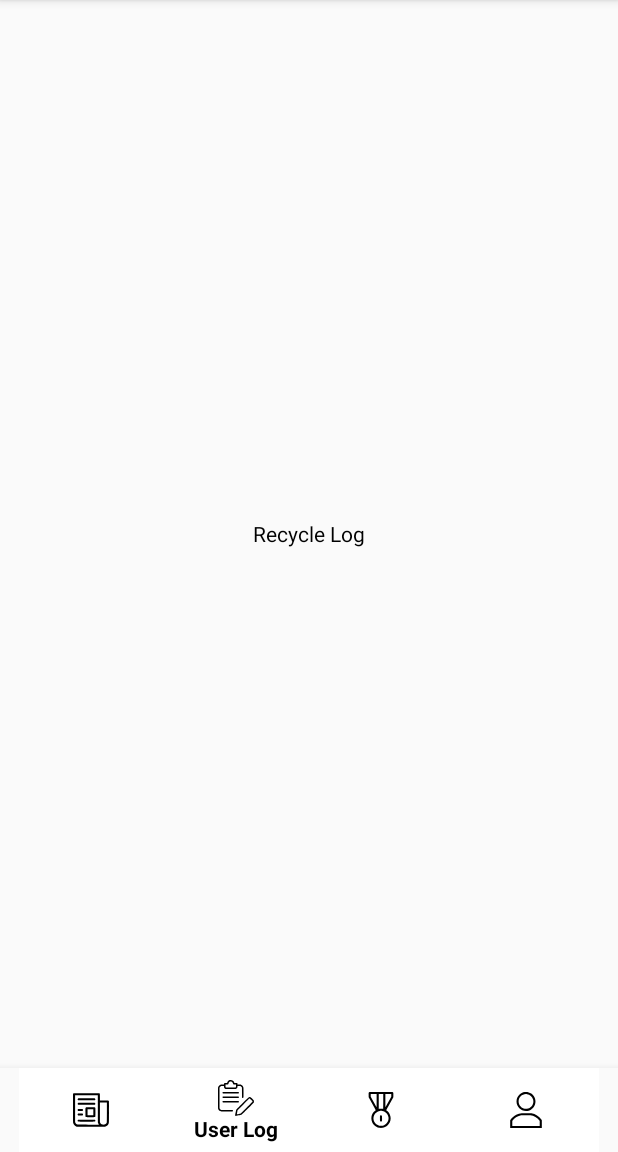
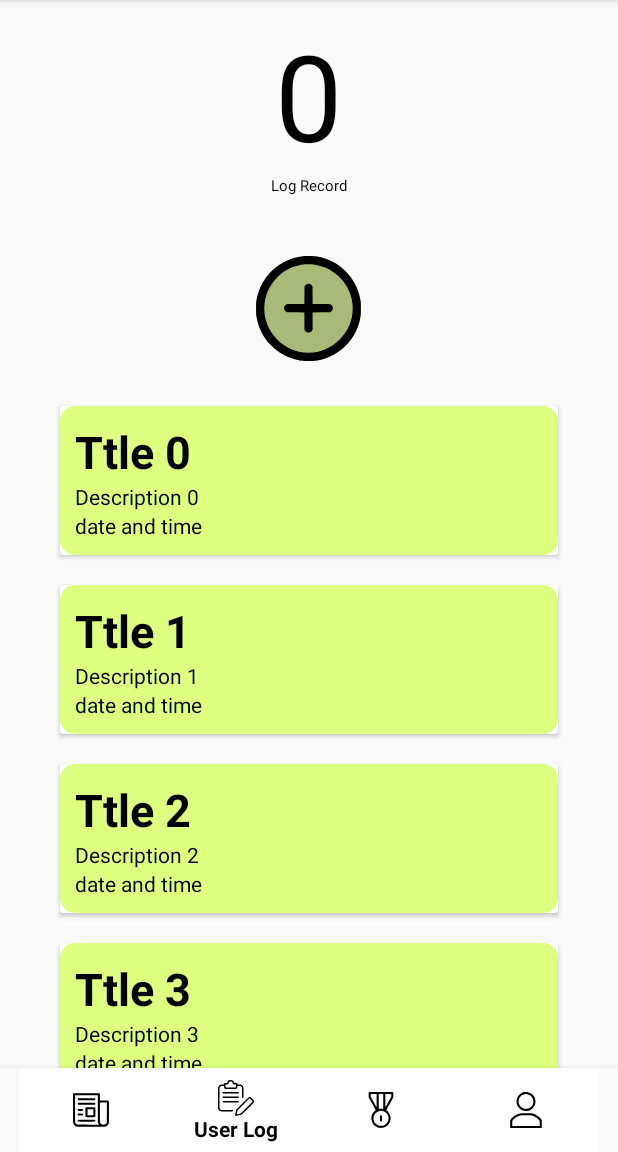
Before and after one commit to mmengw/GTRRApp, an Android app: the screen it shows after launch once a user with an empty profile is signed in (HomeActivity), item 2 of the bottom bar chosen, on a phone screen of 412 x 824 dp, the part 84-1236 px from its top. Run offline under Robolectric (Android 15) with nearby library versions, the light colour scheme and no system bars; our stand-ins replace Firebase (no records; nobody signed in at launch, a user with empty details on screens opened directly), Picasso.

Commit message:
recycle log activity
-completed recycle log
-added button for update new recycle log

```diff
--- a/app/src/main/java/com/example/gtrrapp/AdminHomeAdapter.kt
+++ b/app/src/main/java/com/example/gtrrapp/AdminHomeAdapter.kt
@@ -6,12 +6,12 @@ import android.view.ViewGroup
 import android.widget.ImageView
 import android.widget.TextView
 import androidx.recyclerview.widget.RecyclerView
-import kotlinx.android.synthetic.main.activity_admin_delete_news_cardview.view.*
+import kotlinx.android.synthetic.main.admin_delete_news_cardview.view.*
 
 class AdminHomeAdapter (private val adminFeedList: List<adminItem>) : RecyclerView.Adapter<AdminHomeAdapter.adminHomeViewHolder>(){
 
     override fun onCreateViewHolder(parent: ViewGroup, viewType: Int): adminHomeViewHolder {
-        val itemView = LayoutInflater.from(parent.context).inflate(R.layout.activity_admin_delete_news_cardview, parent, false)
+        val itemView = LayoutInflater.from(parent.context).inflate(R.layout.admin_delete_news_cardview, parent, false)
 
         return adminHomeViewHolder(itemView)
     }
--- /dev/null
+++ b/app/src/main/java/com/example/gtrrapp/RecycleLogAdapter.kt
@@ -0,0 +1,35 @@
+package com.example.gtrrapp
+
+import android.view.LayoutInflater
+import android.view.View
+import android.view.ViewGroup
+import android.widget.TextView
+import androidx.recyclerview.widget.RecyclerView
+import kotlinx.android.synthetic.main.log_cardview.view.*
+
+class RecycleLogAdapter (private val recycleLogList:List<recycleLogItem>): RecyclerView.Adapter<RecycleLogAdapter.RecycleLogViewwHolder>(){
+
+    override fun onCreateViewHolder(parent: ViewGroup, viewType: Int): RecycleLogViewwHolder {
+        val itemView = LayoutInflater.from(parent.context).inflate(R.layout.log_cardview, parent, false)
+
+        return RecycleLogViewwHolder(itemView)
+    }
+
+    override fun onBindViewHolder(holder: RecycleLogViewwHolder, position: Int) {
+        val currentItem = recycleLogList[position]
+
+        holder.textView1.text= currentItem.title
+        holder.textView2.text = currentItem.des
+        holder.textView3.text = currentItem.date
+    }
+
+    override fun getItemCount() = recycleLogList.size
+
+    class RecycleLogViewwHolder(itemView: View) : RecyclerView.ViewHolder(itemView){
+
+        val textView1 : TextView = itemView.recycle_log_title
+        val textView2: TextView = itemView.recycle_log_description
+        val textView3: TextView = itemView.post_timedate
+    }
+
+}
--- a/app/src/main/java/com/example/gtrrapp/fragments/LogFragment.kt
+++ b/app/src/main/java/com/example/gtrrapp/fragments/LogFragment.kt
@@ -1,11 +1,17 @@
 package com.example.gtrrapp.fragments
 
+import android.content.Intent
 import android.os.Bundle
 import androidx.fragment.app.Fragment
 import android.view.LayoutInflater
 import android.view.View
 import android.view.ViewGroup
-import com.example.gtrrapp.R
+import androidx.recyclerview.widget.LinearLayoutManager
+import com.example.gtrr2.newsItem
+import com.example.gtrrapp.*
+import kotlinx.android.synthetic.main.fragment_log.*
+import kotlinx.android.synthetic.main.fragment_news_feed.*
+import kotlinx.android.synthetic.main.fragment_news_feed.recycler_view
 
 
 // the fragment initialization parameters, e.g. ARG_ITEM_NUMBER
@@ -17,12 +23,23 @@ class LogFragment : Fragment() {
     private var param1: String? = null
     private var param2: String? = null
 
-    override fun onCreate(savedInstanceState: Bundle?) {
-        super.onCreate(savedInstanceState)
+    override fun onViewCreated(view: View, savedInstanceState: Bundle?) {
+        super.onViewCreated(view, savedInstanceState)
         arguments?.let {
             param1 = it.getString(ARG_PARAM1)
             param2 = it.getString(ARG_PARAM2)
         }
+
+        add_new_Logbtn.setOnClickListener{
+            val intent = Intent (getActivity(), AddNewRecycleLogActivity::class.java)
+            getActivity()?.startActivity(intent)
+        }
+
+        val recycleLogList = generateDummyList(100)
+
+        recycler_view.adapter = RecycleLogAdapter(recycleLogList)
+        recycler_view.layoutManager= LinearLayoutManager(this.context)
+        recycler_view.setHasFixedSize(true)
     }
 
     override fun onCreateView(
@@ -31,6 +48,16 @@ class LogFragment : Fragment() {
     ): View? {
         // Inflate the layout for this fragment
         return inflater.inflate(R.layout.fragment_log, container, false)
+    }
+
+    private fun generateDummyList(size :Int): List<recycleLogItem>{
+        val list = ArrayList<recycleLogItem>()
+
+        for (i in 0 until size) {
+            val item = recycleLogItem("Ttle $i", "Description $i","date and time")
+            list += item
+        }
+        return list
     }
 
     companion object {
--- /dev/null
+++ b/app/src/main/java/com/example/gtrrapp/recycleLogItem.kt
@@ -0,0 +1,3 @@
+package com.example.gtrrapp
+
+data class recycleLogItem (val title:String, val des:String, val date:String)
--- /dev/null
+++ b/app/src/main/res/drawable/plus.xml
@@ -0,0 +1,14 @@
+<vector xmlns:android="http://schemas.android.com/apk/res/android"
+    android:width="70dp"
+    android:height="70dp"
+    android:viewportWidth="512"
+    android:viewportHeight="512">
+  <path
+      android:pathData="M230.5,0.7c-67.1,7.2 -127.9,39.3 -170.7,90.3 -30.1,35.8 -48.8,76.4 -57.1,124 -1.9,10.9 -2.1,16.2 -2.1,41 0,24.8 0.2,30.1 2.1,41 9.4,54 32,98.7 69.3,137.4 38.3,39.8 86.6,65 143,74.9 10.9,1.9 16.2,2.1 41,2.1 31.3,-0 40.7,-1 65.3,-7.3 88.1,-22.8 160,-94.7 182.8,-182.8 6.3,-24.6 7.3,-34 7.3,-65.3 0,-24.8 -0.2,-30.1 -2.1,-41 -9.9,-56.4 -35.2,-104.7 -74.9,-143 -38.6,-37.2 -83.7,-60 -136.8,-69.1 -9.7,-1.7 -17.2,-2.2 -37.6,-2.4 -14,-0.2 -27.3,-0.1 -29.5,0.2zM287,42.5c48.6,7.8 86.9,27.3 121,61.5 29.8,29.7 49.4,64.8 58.4,104 7,30.9 7,65.1 0,96 -12.1,53.2 -45.3,100.6 -93.1,132.8 -18.4,12.4 -46.3,24.3 -69.3,29.6 -30.9,7 -65.1,7 -96,-0 -53.2,-12.1 -100.6,-45.3 -132.8,-93.1 -12.4,-18.4 -24.3,-46.3 -29.6,-69.3 -7,-30.9 -7,-65.1 0,-96 9,-39.2 28.6,-74.3 58.4,-104 37.7,-37.8 80.8,-57.8 136.5,-63.4 7.9,-0.8 37.2,0.4 46.5,1.9z"
+      android:fillColor="#000000"
+      android:strokeColor="#00000000"/>
+  <path
+      android:pathData="M247,137.2c-2.4,1.3 -5.8,4 -7.4,6.1l-3.1,3.9 -0.3,43.4 -0.3,43.4 -41.7,-0c-41.4,-0 -41.8,-0 -46.2,2.2 -2.4,1.3 -5.7,4 -7.4,6.1 -2.6,3.2 -3.1,4.9 -3.4,10.5 -0.5,8.8 2.3,14.4 9.3,18.7l4.8,3 42.4,0.3 42.3,0.3 0,41.8 0,41.8 2.3,4.4c7.3,13.7 28.1,13.7 35.4,-0l2.3,-4.4 0,-41.8 0,-41.8 42.3,-0.3 42.4,-0.3 4.8,-3c7,-4.3 9.8,-9.9 9.3,-18.7 -0.3,-5.6 -0.8,-7.3 -3.4,-10.5 -1.7,-2.1 -5,-4.8 -7.4,-6.1 -4.4,-2.2 -4.8,-2.2 -46.2,-2.2l-41.7,-0 -0.3,-43.4 -0.3,-43.4 -3.1,-3.9c-3.9,-5 -10.5,-8.3 -16.4,-8.3 -2.8,-0 -6.3,0.9 -9,2.2z"
+      android:fillColor="#000000"
+      android:strokeColor="#00000000"/>
+</vector>
--- /dev/null
+++ b/app/src/main/res/drawable/rounded_corner_button_green.xml
@@ -0,0 +1,8 @@
+<?xml version="1.0" encoding="utf-8"?>
+<shape xmlns:android="http://schemas.android.com/apk/res/android"
+    android:shape="rectangle">
+
+    <solid android:color="#A9BA78"/>
+    <corners android:radius="150dp"/>
+
+</shape>
--- a/app/src/main/res/layout/activity_admin_home.xml
+++ b/app/src/main/res/layout/activity_admin_home.xml
@@ -28,7 +28,7 @@
         android:layout_width="match_parent"
         android:layout_height="match_parent"
         android:layout_below="@id/admin_addNews"
-        tools:listitem="@layout/activity_admin_delete_news_cardview"/>
+        tools:listitem="@layout/admin_delete_news_cardview"/>
 
 
 </RelativeLayout>
--- a/app/src/main/res/layout/fragment_log.xml
+++ b/app/src/main/res/layout/fragment_log.xml
@@ -1,17 +1,44 @@
 <?xml version="1.0" encoding="utf-8"?>
-<FrameLayout xmlns:android="http://schemas.android.com/apk/res/android"
+<RelativeLayout xmlns:android="http://schemas.android.com/apk/res/android"
+    xmlns:app="http://schemas.android.com/apk/res-auto"
     xmlns:tools="http://schemas.android.com/tools"
     android:layout_width="match_parent"
-    android:layout_height="match_parent"
-    tools:context=".fragments.LogFragment">
+    android:layout_height="match_parent">
 
-    <RelativeLayout
+    <TextView
+        android:id="@+id/log_record"
+        android:layout_width="wrap_content"
+        android:layout_height="wrap_content"
+        android:layout_marginTop="10dp"
+        android:textSize="80dp"
+        android:layout_centerHorizontal="true"
+        android:text="0"/>
+    <TextView
+        android:id="@+id/log_record_title"
+        android:layout_width="wrap_content"
+        android:layout_height="wrap_content"
+        android:layout_below="@+id/log_record"
+        android:textSize="10dp"
+        android:layout_centerHorizontal="true"
+        android:text="Log Record"/>
+
+    <ImageView
+        android:id="@+id/add_new_Logbtn"
+        android:layout_width="wrap_content"
+        android:layout_height="wrap_content"
+        android:layout_below="@+id/log_record_title"
+        android:layout_marginTop="40dp"
+        android:layout_centerHorizontal="true"
+        android:src="@drawable/plus"
+        android:background="@drawable/rounded_corner_button_green"/>
+
+    <androidx.recyclerview.widget.RecyclerView
+        android:id="@+id/recycler_view"
+        android:padding="10dp"
+        android:clipToPadding="false"
         android:layout_width="match_parent"
-        android:layout_height="match_parent">
-        <TextView
-            android:layout_width="wrap_content"
-            android:layout_height="wrap_content"
-            android:layout_centerInParent="true"
-            android:text="Recycle Log" />
-    </RelativeLayout>
-</FrameLayout>
+        android:layout_height="match_parent"
+        android:layout_below="@+id/add_new_Logbtn"
+        tools:listitem="@layout/log_cardview"/>
+
+</RelativeLayout>
--- /dev/null
+++ b/app/src/main/res/layout/log_cardview.xml
@@ -0,0 +1,39 @@
+<?xml version="1.0" encoding="utf-8"?>
+<androidx.cardview.widget.CardView xmlns:android="http://schemas.android.com/apk/res/android"
+    android:layout_width="match_parent"
+    android:layout_height="wrap_content"
+    android:layout_marginHorizontal="30dp"
+    android:layout_marginTop="20dp">
+
+    <RelativeLayout
+        android:layout_width="match_parent"
+        android:layout_height="wrap_content"
+        android:padding="10dp"
+        android:background="@drawable/fact_display_block">
+
+
+        <TextView
+            android:id="@+id/recycle_log_title"
+            android:layout_width="wrap_content"
+            android:layout_height="wrap_content"
+            android:textSize="30dp"
+            android:textStyle="bold"
+            android:text="Title" />
+
+        <TextView
+            android:id="@+id/recycle_log_description"
+            android:layout_width="wrap_content"
+            android:layout_height="wrap_content"
+            android:layout_below="@+id/recycle_log_title"
+            android:text="Description" />
+
+        <TextView
+            android:id="@+id/post_timedate"
+            android:layout_width="wrap_content"
+            android:layout_height="wrap_content"
+            android:layout_below="@+id/recycle_log_description"
+            android:text="Date and Time" />
+    </RelativeLayout>
+
+
+</androidx.cardview.widget.CardView>
```
Also changed, not shown: app/src/main/res/layout/admin_delete_news_cardview.xml (renamed from app/src/main/res/layout/activity_admin_delete_news_cardview.xml).
